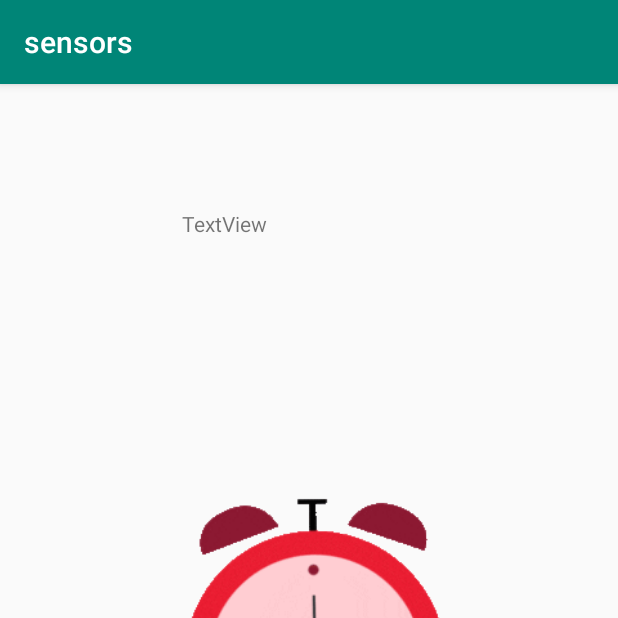
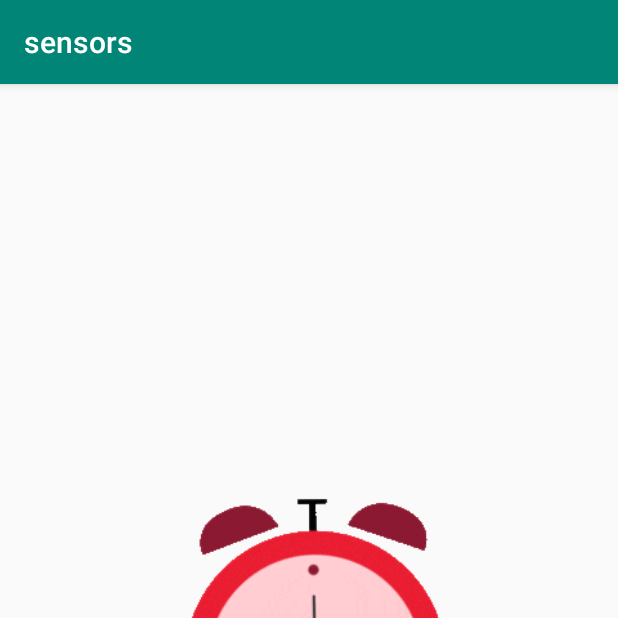
Before and after one commit to sharif-dev/HW2_sensors, an Android app: the WakeupActivity screen opened directly, with no data from a screen before it, on a phone screen of 412 x 824 dp, the top half of it. Run offline under Robolectric (Android 15) with nearby library versions, the phone set to English and light mode, and no system bars.

Commit message:
remove unnecessary lines

```diff
--- a/app/src/main/res/layout/activity_shake.xml
+++ b/app/src/main/res/layout/activity_shake.xml
@@ -1,7 +1,6 @@
 <?xml version="1.0" encoding="utf-8"?>
 <android.support.constraint.ConstraintLayout xmlns:android="http://schemas.android.com/apk/res/android"
     xmlns:app="http://schemas.android.com/apk/res-auto"
-    xmlns:tools="http://schemas.android.com/tools"
     android:layout_width="match_parent"
     android:layout_height="match_parent">
 
--- a/app/src/main/res/layout/activity_wakeup.xml
+++ b/app/src/main/res/layout/activity_wakeup.xml
@@ -1,6 +1,5 @@
 <?xml version="1.0" encoding="utf-8"?>
 <android.support.constraint.ConstraintLayout xmlns:android="http://schemas.android.com/apk/res/android"
-    xmlns:app="http://schemas.android.com/apk/res-auto"
     xmlns:tools="http://schemas.android.com/tools"
     android:layout_width="match_parent"
     android:layout_height="match_parent"
@@ -11,13 +10,4 @@
         android:layout_height="match_parent"
         android:src="@drawable/wakeup" />
 
-    <TextView
-        android:id="@+id/textView3"
-        android:layout_width="wrap_content"
-        android:layout_height="wrap_content"
-        android:layout_marginStart="121dp"
-        android:layout_marginTop="83dp"
-        android:text="TextView"
-        app:layout_constraintStart_toStartOf="parent"
-        app:layout_constraintTop_toTopOf="parent" />
 </android.support.constraint.ConstraintLayout>
```
